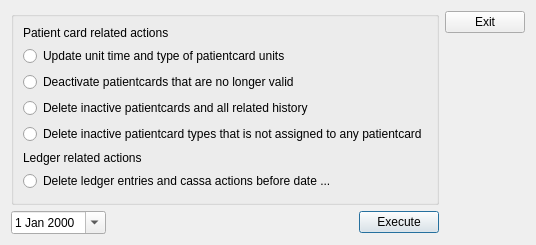
Before: the Qt Designer form client/dlgmanagedatabase.ui in tbikfalvi/Belenus, drawn with Qt 5.
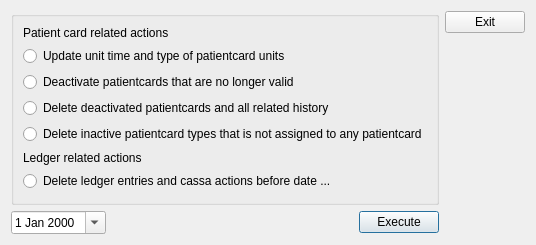
After: the same form once the commit is applied.

The edit to the form file:
```diff
--- a/client/dlgmanagedatabase.ui
+++ b/client/dlgmanagedatabase.ui
@@ -46,7 +46,7 @@
         <item>
          <widget class="QRadioButton" name="rbDeleteInactivePCs">
           <property name="text">
-           <string>Delete inactive patientcards and all related history</string>
+           <string>Delete deactivated patientcards and all related history</string>
           </property>
          </widget>
         </item>
```
